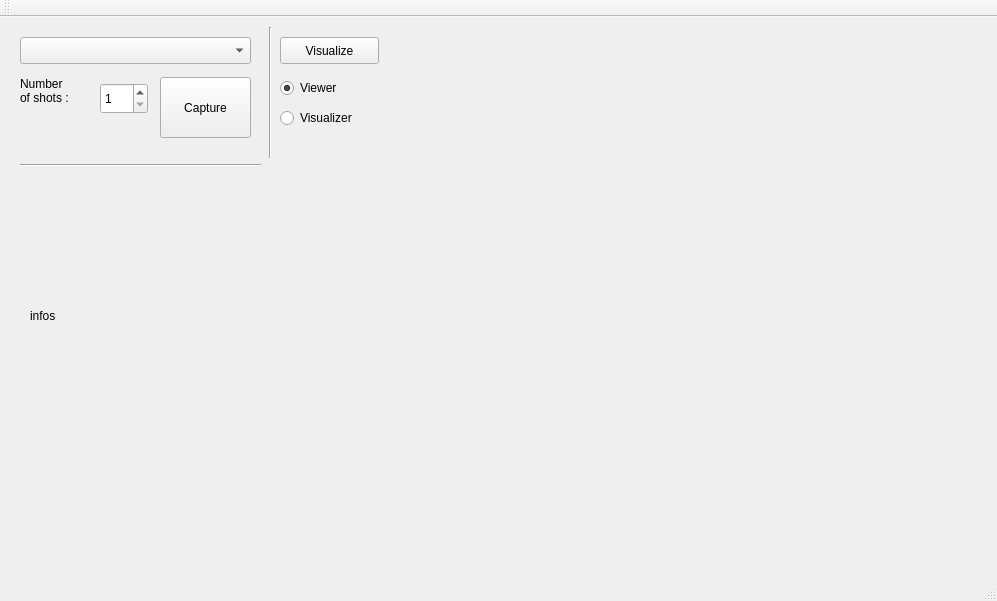
This is Software/code/under_classes/tofUcblApp/mainwindow.ui in yanik-porto/3DfromTOF as Qt 5 draws it before an edit. The edited form follows.
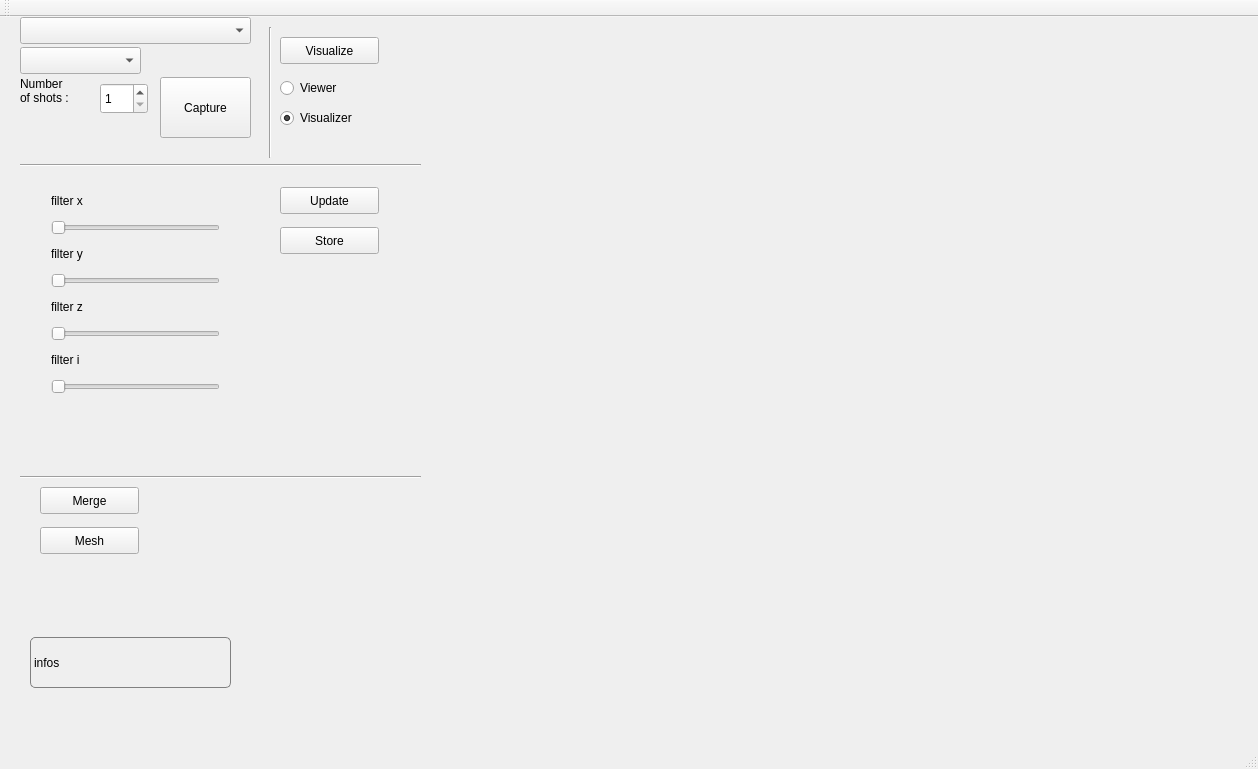
This is the edited form. Custom widgets are drawn as their Qt base class.

```diff
--- a/Software/code/under_classes/tofUcblApp/mainwindow.ui
+++ b/Software/code/under_classes/tofUcblApp/mainwindow.ui
@@ -6,8 +6,8 @@
    <rect>
     <x>0</x>
     <y>0</y>
-    <width>997</width>
-    <height>601</height>
+    <width>1258</width>
+    <height>769</height>
    </rect>
   </property>
   <property name="windowTitle">
@@ -18,7 +18,7 @@
     <property name="geometry">
      <rect>
       <x>20</x>
-      <y>20</y>
+      <y>0</y>
       <width>231</width>
       <height>27</height>
      </rect>
@@ -79,7 +79,7 @@
      <string>Viewer</string>
     </property>
     <property name="checked">
-     <bool>true</bool>
+     <bool>false</bool>
     </property>
    </widget>
    <widget class="QRadioButton" name="radioButton_vizualizer">
@@ -94,16 +94,26 @@
     <property name="text">
      <string>Visualizer</string>
     </property>
+    <property name="checked">
+     <bool>true</bool>
+    </property>
    </widget>
    <widget class="QLabel" name="label_infos">
     <property name="geometry">
      <rect>
       <x>30</x>
-      <y>290</y>
+      <y>620</y>
       <width>201</width>
-      <height>17</height>
+      <height>51</height>
      </rect>
     </property>
+    <property name="styleSheet">
+     <string notr="true">QLabel
+{border: 1px solid gray;
+    border-radius: 5px;
+    margin-top: 0.5em;
+}</string>
+    </property>
     <property name="text">
      <string>infos</string>
     </property>
@@ -148,7 +158,7 @@
      <rect>
       <x>20</x>
       <y>140</y>
-      <width>241</width>
+      <width>401</width>
       <height>16</height>
      </rect>
     </property>
@@ -161,11 +171,154 @@
      <rect>
       <x>430</x>
       <y>30</y>
-      <width>511</width>
-      <height>471</height>
+      <width>801</width>
+      <height>431</height>
      </rect>
     </property>
    </widget>
+   <widget class="QPushButton" name="pushButton_filter">
+    <property name="geometry">
+     <rect>
+      <x>280</x>
+      <y>170</y>
+      <width>99</width>
+      <height>27</height>
+     </rect>
+    </property>
+    <property name="text">
+     <string>Update</string>
+    </property>
+   </widget>
+   <widget class="QPushButton" name="pushButton_store">
+    <property name="geometry">
+     <rect>
+      <x>280</x>
+      <y>210</y>
+      <width>99</width>
+      <height>27</height>
+     </rect>
+    </property>
+    <property name="text">
+     <string>Store</string>
+    </property>
+   </widget>
+   <widget class="Line" name="line_3">
+    <property name="geometry">
+     <rect>
+      <x>20</x>
+      <y>450</y>
+      <width>401</width>
+      <height>20</height>
+     </rect>
+    </property>
+    <property name="orientation">
+     <enum>Qt::Horizontal</enum>
+    </property>
+   </widget>
+   <widget class="QPushButton" name="pushButton_merge">
+    <property name="geometry">
+     <rect>
+      <x>40</x>
+      <y>470</y>
+      <width>99</width>
+      <height>27</height>
+     </rect>
+    </property>
+    <property name="text">
+     <string>Merge</string>
+    </property>
+   </widget>
+   <widget class="QPushButton" name="pushButton_mesh">
+    <property name="geometry">
+     <rect>
+      <x>40</x>
+      <y>510</y>
+      <width>99</width>
+      <height>27</height>
+     </rect>
+    </property>
+    <property name="text">
+     <string>Mesh</string>
+    </property>
+   </widget>
+   <widget class="QComboBox" name="comboBox_calib">
+    <property name="geometry">
+     <rect>
+      <x>20</x>
+      <y>30</y>
+      <width>121</width>
+      <height>27</height>
+     </rect>
+    </property>
+   </widget>
+   <widget class="QWidget" name="layoutWidget">
+    <property name="geometry">
+     <rect>
+      <x>40</x>
+      <y>160</y>
+      <width>191</width>
+      <height>228</height>
+     </rect>
+    </property>
+    <layout class="QVBoxLayout" name="verticalLayout">
+     <item>
+      <widget class="QLabel" name="label_x">
+       <property name="text">
+        <string>filter x</string>
+       </property>
+      </widget>
+     </item>
+     <item>
+      <widget class="QSlider" name="horizontalSlider_filterx">
+       <property name="orientation">
+        <enum>Qt::Horizontal</enum>
+       </property>
+      </widget>
+     </item>
+     <item>
+      <widget class="QLabel" name="label_y">
+       <property name="text">
+        <string>filter y</string>
+       </property>
+      </widget>
+     </item>
+     <item>
+      <widget class="QSlider" name="horizontalSlider_filtery">
+       <property name="orientation">
+        <enum>Qt::Horizontal</enum>
+       </property>
+      </widget>
+     </item>
+     <item>
+      <widget class="QLabel" name="label_z">
+       <property name="text">
+        <string>filter z</string>
+       </property>
+      </widget>
+     </item>
+     <item>
+      <widget class="QSlider" name="horizontalSlider_filterz">
+       <property name="orientation">
+        <enum>Qt::Horizontal</enum>
+       </property>
+      </widget>
+     </item>
+     <item>
+      <widget class="QLabel" name="label_i">
+       <property name="text">
+        <string>filter i</string>
+       </property>
+      </widget>
+     </item>
+     <item>
+      <widget class="QSlider" name="horizontalSlider_filteri">
+       <property name="orientation">
+        <enum>Qt::Horizontal</enum>
+       </property>
+      </widget>
+     </item>
+    </layout>
+   </widget>
   </widget>
   <widget class="QMenuBar" name="menuBar">
    <property name="geometry">
```
Left out of the diff: 2 changed lines with no effect on the pictures.
